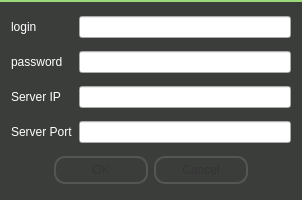
Before: the Qt Designer form client/gui/livejamming/app/accountconnection.ui in sush/Live-Jamming, drawn with Qt 5.
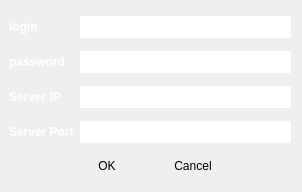
After: the same form once the commit is applied. Icons and pictures are not drawn.

```diff
--- a/client/gui/livejamming/app/accountconnection.ui
+++ b/client/gui/livejamming/app/accountconnection.ui
@@ -10,7 +10,7 @@
     <x>0</x>
     <y>0</y>
     <width>302</width>
-    <height>200</height>
+    <height>192</height>
    </rect>
   </property>
   <property name="minimumSize">
@@ -25,6 +25,12 @@
     <height>223</height>
    </size>
   </property>
+  <property name="font">
+   <font>
+    <weight>75</weight>
+    <bold>true</bold>
+   </font>
+  </property>
   <property name="windowTitle">
    <string>Connection</string>
   </property>
@@ -34,10 +40,26 @@
   </property>
   <property name="styleSheet">
    <string notr="true">#AccountConnection {
-	background: qlineargradient(spread:pad, x1:0, y1:0, x2:0, y2:1, stop:0.00934579 rgba(155, 217, 122, 255), stop:0.0116822 rgba(59, 61, 59, 255), stop:0.995455 rgba(59, 61, 59, 255));
+	background-image: url(:/images/background_connection.png);
+	width:200%;
+}
+#AccountConnection QLineEdit{
+	background: url(:/images/send_box_connection.png) transparent no-repeat;
+	height:22px;
+	color:white;
+	border:none;
 }</string>
   </property>
   <layout class="QGridLayout" name="gridLayout">
+   <property name="sizeConstraint">
+    <enum>QLayout::SetDefaultConstraint</enum>
+   </property>
+   <property name="leftMargin">
+    <number>9</number>
+   </property>
+   <property name="bottomMargin">
+    <number>8</number>
+   </property>
    <property name="verticalSpacing">
     <number>8</number>
    </property>
@@ -54,7 +76,11 @@
     </widget>
    </item>
    <item row="0" column="1">
-    <widget class="QLineEdit" name="loginLineEdit"/>
+    <widget class="QLineEdit" name="loginLineEdit">
+     <property name="styleSheet">
+      <string notr="true"/>
+     </property>
+    </widget>
    </item>
    <item row="1" column="0">
     <widget class="QLabel" name="passwordLabel">
@@ -107,16 +133,27 @@
    </item>
    <item row="4" column="0" colspan="2">
     <widget class="QDialogButtonBox" name="buttonBox">
+     <property name="font">
+      <font>
+       <pointsize>10</pointsize>
+       <kerning>true</kerning>
+      </font>
+     </property>
+     <property name="accessibleName">
+      <string/>
+     </property>
+     <property name="accessibleDescription">
+      <string/>
+     </property>
+     <property name="autoFillBackground">
+      <bool>false</bool>
+     </property>
      <property name="styleSheet">
       <string notr="true">#AccountConnection QPushButton {
-color: #333;
-border: 2px solid #555;
-border-radius: 11px;
-padding: 5px;
-background: qradialgradient(cx: 0.3, cy: -0.4,
-fx: 0.3, fy: -0.4,
-radius: 1.35, stop: 0 #fff, stop: 1 #888);
-min-width: 80px;
+background:url(:/images/btn.png) transparent no-repeat;
+border:0px;
+width:80px;
+height:20px;
 }
 #AccountConnection QPushButton:hover {
 background: qradialgradient(cx: 0.3, cy: -0.4,
@@ -124,10 +161,12 @@
 radius: 1.35, stop: 0 #fff, stop: 1 #bbb);
 }
 #AccountConnection QPushButton:pressed {
-background: qradialgradient(cx: 0.4, cy: -0.1,
-fx: 0.4, fy: -0.1,
-radius: 1.35, stop: 0 #fff, stop: 1 #ddd);
-}</string>
+background:url(:/images/btn_hover.png) transparent no-repeat;
+border:0;
+width:70px;
+height:25px;
+}
+</string>
      </property>
      <property name="orientation">
       <enum>Qt::Horizontal</enum>
```
Left out of the diff: 13 changed lines with no effect on the pictures.
